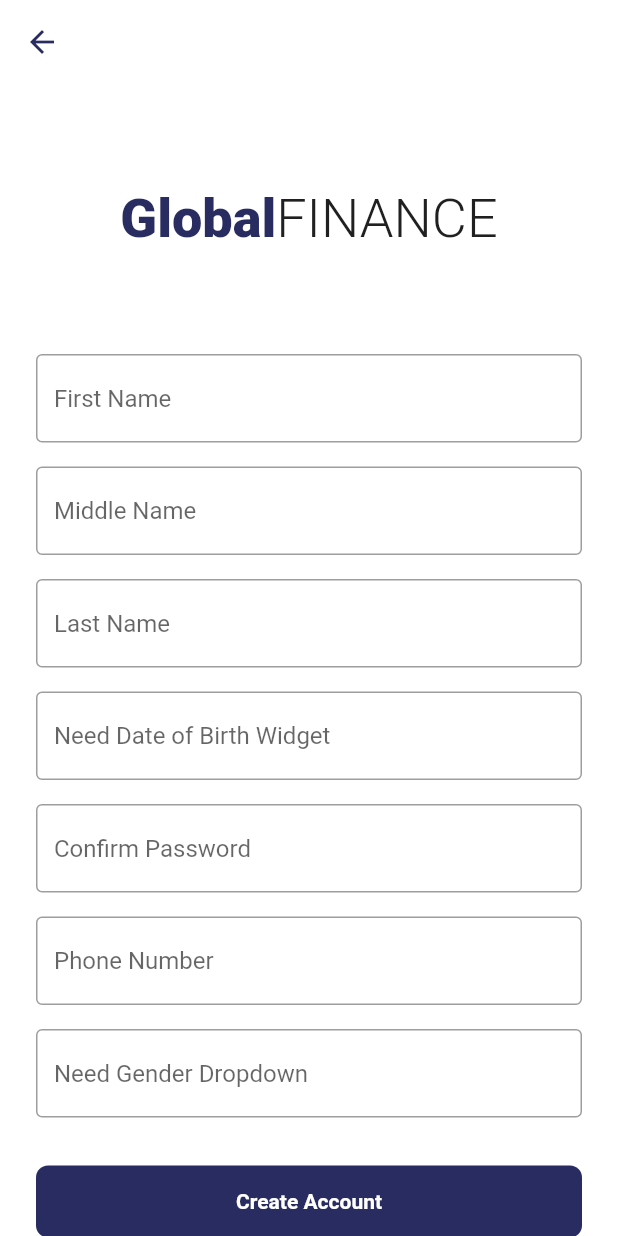
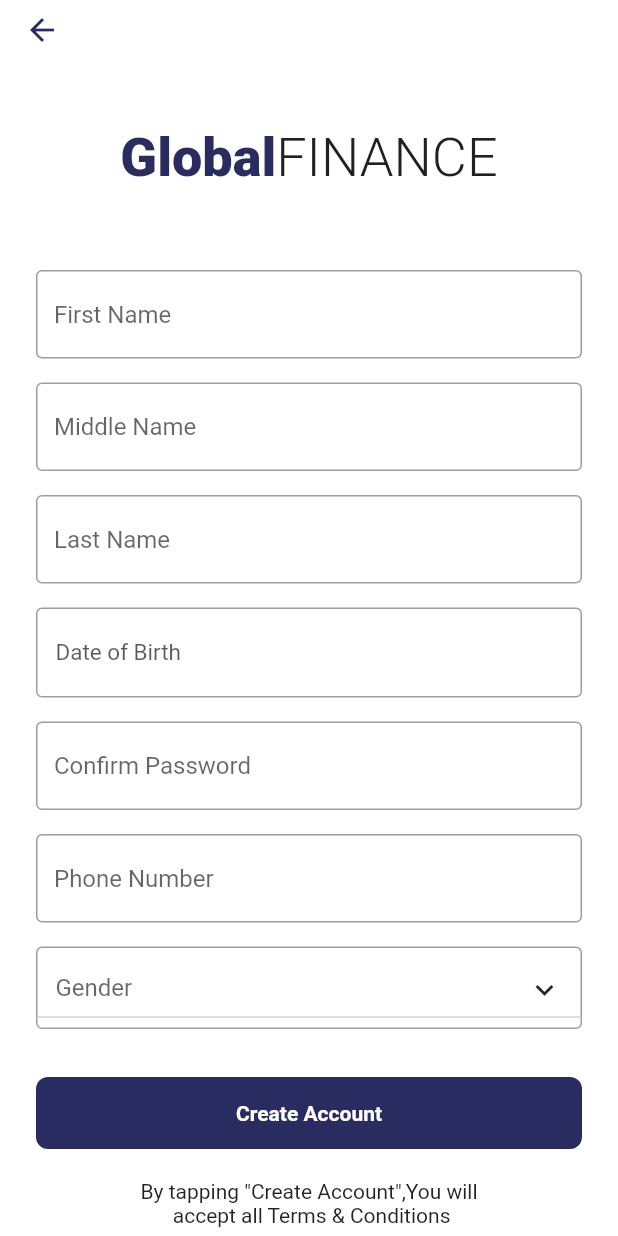
Before and after one commit to saikarthik1997/Finance_App_Clean_Architecture, a Flutter app: the SignUpPageView screen opened by its route, on a phone screen of 412 x 824 dp. Run offline on Flutter 3.47's test engine with Material 2 defaults, Android fonts, the phone set to English and light mode, and no system bars; our stand-ins replace get, jiffy.

Commit message:
dropdown and datepicker widge added for sign up page

```diff
--- a/lib/common/values/app_colors.dart
+++ b/lib/common/values/app_colors.dart
@@ -1,6 +1,7 @@
 import 'package:flutter/material.dart';
 
 class AppColors {
+  AppColors._();
   static const Color primaryColor = Color(0XFF282C60);
   static const Color whiteColor = Color(0XFFFFFFFF);
   static const Color textColor = Color(0XFF202020);
--- /dev/null
+++ b/lib/common/widgets/datepicker.dart
@@ -0,0 +1,48 @@
+import 'package:flutter/material.dart';
+import 'package:mms_assignment/common/values/app_colors.dart';
+
+class CustomDatePicker extends StatelessWidget {
+  final String displayText;
+  final Function onDatePicked;
+  const CustomDatePicker(
+      {super.key, required this.displayText, required this.onDatePicked});
+
+  @override
+  Widget build(BuildContext context) {
+    return InkWell(
+      onTap: () async {
+        FocusScope.of(context).unfocus();
+        DateTime? pickedDate = await showDatePicker(
+            builder: (context, child) {
+              return Theme(
+                data: ThemeData(
+                  colorScheme: const ColorScheme.light(
+                    primary: AppColors.primaryColor, // header background color
+                  ),
+                ),
+                child: child!,
+              );
+            },
+            context: context,
+            initialDate: DateTime.now(),
+            firstDate: DateTime(1920),
+            lastDate: DateTime.now());
+        if (pickedDate != null) {
+          onDatePicked(pickedDate);
+        }
+      },
+      child: Container(
+        width: double.infinity,
+        padding: const EdgeInsets.symmetric(horizontal: 12.0, vertical: 20.0),
+        decoration: BoxDecoration(
+            borderRadius: BorderRadius.circular(4.0),
+            border: Border.all(color: Colors.grey)),
+        child: Text(
+          displayText,
+          style:
+              TextStyle(fontSize: 15.0, color: Colors.black.withOpacity(0.65)),
+        ),
+      ),
+    );
+  }
+}
--- /dev/null
+++ b/lib/common/widgets/dropdown.dart
@@ -0,0 +1,61 @@
+import 'package:flutter/material.dart';
+import 'package:flutter/src/widgets/container.dart';
+import 'package:flutter/src/widgets/framework.dart';
+
+class CustomDropdown extends StatelessWidget {
+  final List<String> items;
+  final String hintText;
+  final String? value;
+  final Function onChanged;
+  const CustomDropdown(
+      {super.key,
+      required this.items,
+      required this.hintText,
+      this.value,
+      required this.onChanged});
+
+  @override
+  Widget build(BuildContext context) {
+    return DropdownButton<String>(
+      isExpanded: true,
+      itemHeight: 55,
+      iconSize: 0.0,
+      hint: Container(
+          width: double.infinity,
+          padding: const EdgeInsets.symmetric(horizontal: 12.0, vertical: 16.0),
+          decoration: BoxDecoration(
+              borderRadius: BorderRadius.circular(4.0),
+              border: Border.all(color: Colors.grey)),
+          child: Row(
+            children: [
+              Expanded(child: Text(hintText)),
+              const Icon(Icons.keyboard_arrow_down)
+            ],
+          )),
+      onChanged: (val) => onChanged(val),
+      selectedItemBuilder: (context) {
+        return items
+            .map((e) => Container(
+                width: double.infinity,
+                padding: const EdgeInsets.symmetric(
+                    horizontal: 12.0, vertical: 16.0),
+                decoration: BoxDecoration(
+                    borderRadius: BorderRadius.circular(4.0),
+                    border: Border.all(color: Colors.grey)),
+                child: Row(
+                  children: [
+                    Expanded(child: Text(e)),
+                    const Icon(Icons.keyboard_arrow_down)
+                  ],
+                )))
+            .toList();
+      },
+      value: value,
+      items: items
+          .map(
+            (e) => DropdownMenuItem<String>(value: e, child: Text(e)),
+          )
+          .toList(),
+    );
+  }
+}
--- a/lib/common/widgets/textfield.dart
+++ b/lib/common/widgets/textfield.dart
@@ -1,26 +1,31 @@
 import 'package:flutter/material.dart';
+import 'package:mms_assignment/common/values/app_colors.dart';
 
 class CustomTextField extends StatelessWidget {
   final Function onChanged;
   final String hintText;
   final TextEditingController? controller;
+  final bool obscureText;
   const CustomTextField(
       {super.key,
       required this.onChanged,
       required this.hintText,
+      this.obscureText = false,
       this.controller});
 
   @override
   Widget build(BuildContext context) {
     return TextField(
+      obscureText: obscureText,
+      cursorColor: AppColors.primaryColor,
       onChanged: (val) => onChanged(val),
       decoration: InputDecoration(
         border: OutlineInputBorder(
-          borderSide: const BorderSide(color: Colors.black),
+          borderSide: const BorderSide(color: Colors.grey),
           borderRadius: BorderRadius.circular(4.0),
         ),
         focusedBorder: OutlineInputBorder(
-          borderSide: const BorderSide(color: Colors.black),
+          borderSide: const BorderSide(color: Colors.grey),
           borderRadius: BorderRadius.circular(4.0),
         ),
         hintText: hintText,
--- a/lib/modules/sign_up/bindings/sign_up_bindings.dart
+++ b/lib/modules/sign_up/bindings/sign_up_bindings.dart
@@ -1,8 +1,9 @@
 import 'package:get/instance_manager.dart';
+import 'package:mms_assignment/modules/sign_up/controllers/sign_up_page_controller.dart';
 
 class SignUpBindings extends Bindings {
   @override
   void dependencies() {
-    // TODO: implement dependencies
+    Get.lazyPut<SignUpPageController>(() => SignUpPageController());
   }
 }
--- a/lib/modules/sign_up/controllers/sign_up_page_controller.dart
+++ b/lib/modules/sign_up/controllers/sign_up_page_controller.dart
@@ -1,9 +1,24 @@
 import 'package:get/get_state_manager/get_state_manager.dart';
+import 'package:jiffy/jiffy.dart';
 
 class SignUpPageController extends GetxController {
+  DateTime? pickedDate;
+  String? pickedDateFormatted;
+  String? selectedGender;
   @override
   void onInit() {
     // TODO: implement onInit
     super.onInit();
   }
+
+  onDateSelect(DateTime value) {
+    pickedDate = value;
+    pickedDateFormatted = Jiffy(pickedDate).format("do MMM yyyy");
+    update();
+  }
+
+  onGenderSelect(String value) {
+    selectedGender = value;
+    update();
+  }
 }
--- a/lib/modules/sign_up/views/sign_up_page_view.dart
+++ b/lib/modules/sign_up/views/sign_up_page_view.dart
@@ -2,7 +2,10 @@ import 'package:flutter/material.dart';
 import 'package:get/get.dart';
 import 'package:mms_assignment/common/values/app_colors.dart';
 import 'package:mms_assignment/common/widgets/buttons.dart';
+import 'package:mms_assignment/common/widgets/datepicker.dart';
+import 'package:mms_assignment/common/widgets/dropdown.dart';
 import 'package:mms_assignment/common/widgets/textfield.dart';
+import 'package:mms_assignment/modules/sign_up/controllers/sign_up_page_controller.dart';
 
 class SignUpPageView extends StatelessWidget {
   const SignUpPageView({super.key});
@@ -11,19 +14,26 @@ class SignUpPageView extends StatelessWidget {
   Widget build(BuildContext context) {
     return Scaffold(
       backgroundColor: Colors.white,
-      appBar: AppBar(
-        iconTheme: const IconThemeData(color: AppColors.primaryColor),
+      body: NestedScrollView(
+        headerSliverBuilder: (BuildContext context, bool innerBoxIsScrolled) {
+          return [
+            const SliverAppBar(
+              toolbarHeight: 30,
+              iconTheme: IconThemeData(color: AppColors.primaryColor),
               backgroundColor: Colors.white,
               shadowColor: Colors.transparent,
-      ),
+            )
+          ];
+        },
         body: SafeArea(
-        child: Container(
+          child: GetBuilder<SignUpPageController>(builder: (controller) {
+            return Container(
               padding: const EdgeInsets.symmetric(horizontal: 24.0),
               child: SingleChildScrollView(
                 child: Column(
                   children: [
                     SizedBox(
-                  height: 180.0,
+                      height: 150.0,
                       child: Center(
                         child: RichText(
                           text: const TextSpan(
@@ -60,12 +70,14 @@ class SignUpPageView extends StatelessWidget {
                       onChanged: (val) {},
                     ),
                     const SizedBox(height: 16.0),
-                CustomTextField(
-                  hintText: "Need Date of Birth Widget",
-                  onChanged: (val) {},
-                ),
+                    CustomDatePicker(
+                        displayText: controller.pickedDate == null
+                            ? "Date of Birth"
+                            : controller.pickedDateFormatted ?? "-",
+                        onDatePicked: controller.onDateSelect),
                     const SizedBox(height: 16.0),
                     CustomTextField(
+                      obscureText: true,
                       hintText: "Confirm Password",
                       onChanged: (val) {},
                     ),
@@ -75,9 +87,11 @@ class SignUpPageView extends StatelessWidget {
                       onChanged: (val) {},
                     ),
                     const SizedBox(height: 16.0),
-                CustomTextField(
-                  hintText: "Need Gender Dropdown",
-                  onChanged: (val) {},
+                    CustomDropdown(
+                      onChanged: controller.onGenderSelect,
+                      hintText: "Gender",
+                      items: const ["Male", "Female"],
+                      value: controller.selectedGender,
                     ),
                     const SizedBox(height: 32.0),
                     PrimaryButton(buttonText: "Create Account", onTap: () {}),
@@ -90,6 +104,8 @@ class SignUpPageView extends StatelessWidget {
                   ],
                 ),
               ),
+            );
+          }),
         ),
       ),
     );
--- a/pubspec.yaml
+++ b/pubspec.yaml
@@ -32,7 +32,7 @@ dependencies:
   flutter:
     sdk: flutter
   get:
-
+  jiffy:
 
   # The following adds the Cupertino Icons font to your application.
   # Use with the CupertinoIcons class for iOS style icons.
```
Lines whose indentation alone changed are shown as unchanged.
